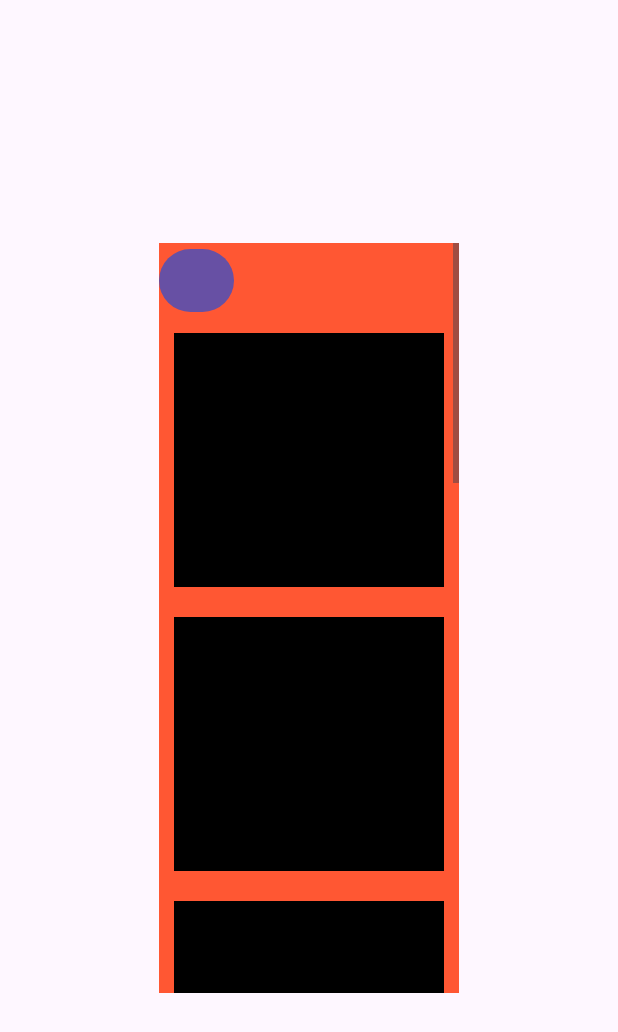
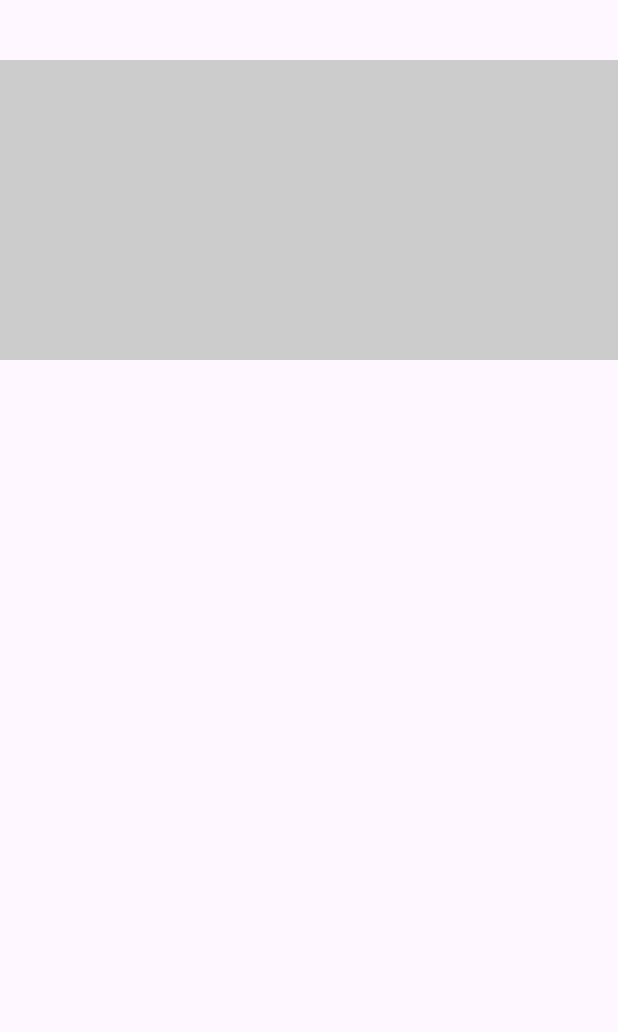
Before and after one commit to Rawat-Senpai/SocialMediaApplicaition, an Android app: the ChatFragment screen opened through its navigation route, on a phone screen of 412 x 824 dp. Shown: the top 1032 px of the screen. Run offline under Robolectric (Android 15) with nearby library versions, the phone set to English and light mode, and no system bars; our stand-ins replace Dagger/Hilt's generated code, Firebase (no records; nobody signed in at launch, a user with empty details on screens opened directly), sdp/ssp sizes; 1 statement that could not run was skipped.

Commit message:
animation added
after this work on recycelr view

```diff
--- a/app/build.gradle.kts
+++ b/app/build.gradle.kts
@@ -104,6 +104,11 @@ dependencies {
     implementation("androidx.palette:palette:1.0.0")
 
 
+    // motion layout
+    implementation("androidx.constraintlayout:constraintlayout:2.2.0-alpha13")
+    // To use constraintlayout in compose
+
+
 
 }
 
--- a/app/src/main/java/com/example/socialmediaapplicaition/ui/chatFragment/ChatFragment.kt
+++ b/app/src/main/java/com/example/socialmediaapplicaition/ui/chatFragment/ChatFragment.kt
@@ -1,21 +1,50 @@
 package com.example.socialmediaapplicaition.ui.chatFragment
 
 import android.os.Bundle
+import android.util.Log
 import android.view.LayoutInflater
 import android.view.MotionEvent
 import android.view.View
 import android.view.ViewGroup
+import android.widget.ImageView
+import android.widget.TextView
+import android.widget.Toast
+import androidx.core.view.isVisible
 import androidx.fragment.app.Fragment
+import androidx.fragment.app.viewModels
+import androidx.lifecycle.lifecycleScope
+import androidx.navigation.fragment.findNavController
+import androidx.recyclerview.widget.LinearLayoutManager
 import com.example.socialmediaapplicaition.R
 import com.example.socialmediaapplicaition.databinding.FragmentChatBinding
+import com.example.socialmediaapplicaition.databinding.FragmentMainBinding
+import com.example.socialmediaapplicaition.models.Post
+import com.example.socialmediaapplicaition.ui.auth.AuthViewModel
+import com.example.socialmediaapplicaition.ui.postPackage.PostListAdapter
+import com.example.socialmediaapplicaition.ui.postPackage.PostViewModel
+import com.example.socialmediaapplicaition.utils.NetworkResult
+import com.example.socialmediaapplicaition.utils.TokenManager
+import com.google.gson.Gson
+import dagger.hilt.android.AndroidEntryPoint
+import kotlinx.coroutines.launch
+import javax.inject.Inject
 
 
+@AndroidEntryPoint
 class ChatFragment : Fragment() {
 
-    private var offsetX = 0
-    private var offsetY = 0
-    private var parentWidth = 0
-    private var parentHeight = 0
+
+    @Inject
+    lateinit var tokenManager: TokenManager
+
+
+    private lateinit var adapter: PostListAdapter
+
+
+    private val postViewModel by viewModels<PostViewModel> ()
+    var imageView : ImageView?= null
+    var userTextView: TextView? = null
+
 
     private var _binding :FragmentChatBinding ?= null
     val binding get() = _binding!!
@@ -36,34 +65,62 @@ class ChatFragment : Fragment() {
     override fun onViewCreated(view: View, savedInstanceState: Bundle?) {
         super.onViewCreated(view, savedInstanceState)
 
+
+        adapter = PostListAdapter(::onPostClicked,::onPostLiked,tokenManager.getId().toString())
+        binding.recyclerView.layoutManager = LinearLayoutManager(context,
+            LinearLayoutManager.VERTICAL,false)
+
+        binding.recyclerView.adapter = adapter
         binding.apply {
-            parentLayout.post {
-                parentWidth =parentLayout.width
-                parentHeight =parentLayout.height
-            }
-            button.setOnTouchListener { view, event ->
-                when (event.actionMasked) {
-                    MotionEvent.ACTION_DOWN -> {
-                        offsetX = event.rawX.toInt() - view.x.toInt()
-                        offsetY = event.rawY.toInt() - view.y.toInt()
+
+        }
+        bindObserver()
+
+    }
+
+    private fun bindObserver() {
+
+
+
+
+
+        viewLifecycleOwner.lifecycleScope.launch {
+            postViewModel.allPosts.collect {
+
+                when (it) {
+                    is NetworkResult.Error -> {
+                        Log.d("TAGSignUp", it.message.toString())
+                        Toast.makeText(requireContext(), "error", Toast.LENGTH_SHORT).show()
                     }
-                    MotionEvent.ACTION_MOVE -> {
-                        val newX = view.x // Keep the current X position
-                        val newY = event.rawY - offsetY
 
-                        // Ensure the draggable view stays within the bounds of the parent layout
-                        if (newY >= 0 && newY + view.height <= parentHeight) {
-                            view.y = newY
-                        }
+                    is NetworkResult.Loading -> {
+
                     }
-                    MotionEvent.ACTION_UP -> {
-                        view.performClick() // Perform click action
+
+                    is NetworkResult.Success -> {
+                        Toast.makeText(requireContext(), "successful", Toast.LENGTH_SHORT).show()
+                        Log.d("checkingPostResponse1",it.data.toString())
+                        adapter.submitList(it.data)
+                    }
+
+                    else -> {
+
                     }
                 }
-                true
             }
         }
 
+
+    }
+
+    private fun onPostClicked(postResponse: Post){
+        val bundle = Bundle()
+        bundle.putString("post", Gson().toJson(postResponse))
+        findNavController().navigate(R.id.action_mainFragment_to_postDetailsFragment, bundle)
+    }
+
+    private fun onPostLiked(post: Post){
+        postViewModel.addLikeToPost(post,tokenManager.getId().toString())
     }
 
     override fun onDestroy() {
--- a/app/src/main/res/layout/fragment_chat.xml
+++ b/app/src/main/res/layout/fragment_chat.xml
@@ -1,90 +1,53 @@
 <?xml version="1.0" encoding="utf-8"?>
-<FrameLayout  xmlns:android="http://schemas.android.com/apk/res/android"
+<androidx.constraintlayout.motion.widget.MotionLayout xmlns:android="http://schemas.android.com/apk/res/android"
     xmlns:tools="http://schemas.android.com/tools"
     android:layout_width="match_parent"
     android:layout_height="match_parent"
-    tools:context=".ui.chatFragment.ChatFragment">
+    xmlns:app="http://schemas.android.com/apk/res-auto"
+    tools:context=".ui.chatFragment.ChatFragment"
+    app:layoutDescription="@xml/fragment_chat_scene">
+
+    <LinearLayout
+        android:id="@+id/top"
+        android:layout_width="match_parent"
+        android:layout_height="40dp"
+        android:orientation="vertical"
+        app:layout_constraintEnd_toEndOf="parent"
+        app:layout_constraintStart_toStartOf="parent"
+        app:layout_constraintTop_toTopOf="parent" />
 
 
+
+
+    <!-- Fixed layout -->
     <LinearLayout
-        android:id="@+id/parentLayout"
+        android:id="@+id/fixedLayout"
         android:layout_width="match_parent"
-        android:layout_height="match_parent"
-        android:orientation="horizontal">
+        android:layout_height="200dp"
+        android:background="#CCCCCC"
+        android:orientation="vertical"
+        android:padding="16dp"
+        app:layout_constraintEnd_toEndOf="parent"
+        app:layout_constraintStart_toStartOf="parent"
+        app:layout_constraintTop_toBottomOf="@+id/top">
 
-        <!-- Your other views can go here -->
+        <!-- Your fixed content here -->
 
     </LinearLayout>
 
-    <ScrollView
-        android:id="@+id/layoutA"
-        android:layout_width="200dp"
-        android:layout_height="500dp"
-        android:fillViewport="true"
-        android:orientation="vertical"
-        android:layout_gravity="center"
-        android:background="#FF5733">
-
-        <LinearLayout
-            android:layout_width="match_parent"
-            android:layout_height="match_parent"
-            android:orientation="vertical">
-
-            <Button
-                android:id="@+id/button"
-                android:layout_width="50dp"
-                android:layout_height="50dp"/>
 
 
-            <ImageView
-                android:layout_width="match_parent"
-                android:layout_height="@dimen/_130sdp"
-                android:src="@color/black"
-                android:layout_margin="10dp"/>
+    <androidx.recyclerview.widget.RecyclerView
+        android:id="@+id/recyclerView"
+        android:layout_width="0dp"
+        android:layout_height="0dp"
 
-            <ImageView
-                android:layout_width="match_parent"
-                android:layout_height="@dimen/_130sdp"
-                android:src="@color/black"
-                android:layout_margin="10dp"/>
+        android:orientation="vertical"
+        app:layout_constraintBottom_toBottomOf="parent"
+        app:layout_constraintEnd_toEndOf="parent"
+        app:layout_constraintStart_toStartOf="parent"
+        app:layout_constraintTop_toBottomOf="@+id/top">
 
-            <ImageView
-                android:layout_width="match_parent"
-                android:layout_height="@dimen/_130sdp"
-                android:layout_margin="10dp"
-                android:src="@color/black" />
+    </androidx.recyclerview.widget.RecyclerView>
 
-            <ImageView
-                android:layout_width="match_parent"
-                android:layout_height="@dimen/_130sdp"
-                android:src="@color/black"
-                android:layout_margin="10dp"/>
-
-            <ImageView
-                android:layout_width="match_parent"
-                android:layout_height="@dimen/_130sdp"
-                android:src="@color/black"
-                android:layout_margin="10dp"/>
-
-            <ImageView
-                android:layout_width="match_parent"
-                android:layout_height="@dimen/_130sdp"
-                android:src="@color/black"
-                android:layout_margin="10dp"/>
-            <ImageView
-                android:layout_width="match_parent"
-                android:layout_height="@dimen/_130sdp"
-                android:src="@color/black"
-                android:layout_margin="10dp"/>
-            <ImageView
-                android:layout_width="match_parent"
-                android:layout_height="@dimen/_130sdp"
-                android:src="@color/black"
-                android:layout_margin="10dp"/>
-        </LinearLayout>
-
-        <!-- Add your views inside this ConstraintLayout -->
-
-    </ScrollView>
-
-</FrameLayout>
+</androidx.constraintlayout.motion.widget.MotionLayout>
--- /dev/null
+++ b/app/src/main/res/xml/fragment_chat_scene.xml
@@ -0,0 +1,33 @@
+<?xml version="1.0" encoding="utf-8"?>
+<MotionScene xmlns:android="http://schemas.android.com/apk/res/android"
+    xmlns:app="http://schemas.android.com/apk/res-auto">
+
+    <ConstraintSet android:id="@+id/start">
+        <Constraint android:id="@+id/top" />
+        <Constraint
+            android:layout_height="0dp"
+            app:layout_constraintStart_toStartOf="parent"
+            app:layout_constraintBottom_toBottomOf="parent"
+            app:layout_constraintEnd_toEndOf="parent"
+            android:layout_width="0dp"
+            app:layout_constraintTop_toBottomOf="@+id/fixedLayout"
+            android:id="@+id/recyclerView" />
+    </ConstraintSet>
+
+    <ConstraintSet android:id="@+id/end">
+        <Constraint android:id="@id/top" />
+    </ConstraintSet>
+
+    <Transition
+        app:constraintSetEnd="@id/end"
+        app:constraintSetStart="@+id/start"
+        app:duration="936">
+        <OnSwipe
+            app:dragDirection="dragUp"
+            app:dragScale="1"
+            app:moveWhenScrollAtTop="true"
+            app:onTouchUp="stop"
+            app:touchAnchorId="@id/recyclerView"
+            app:touchAnchorSide="top"/>
+    </Transition>
+</MotionScene>
```
